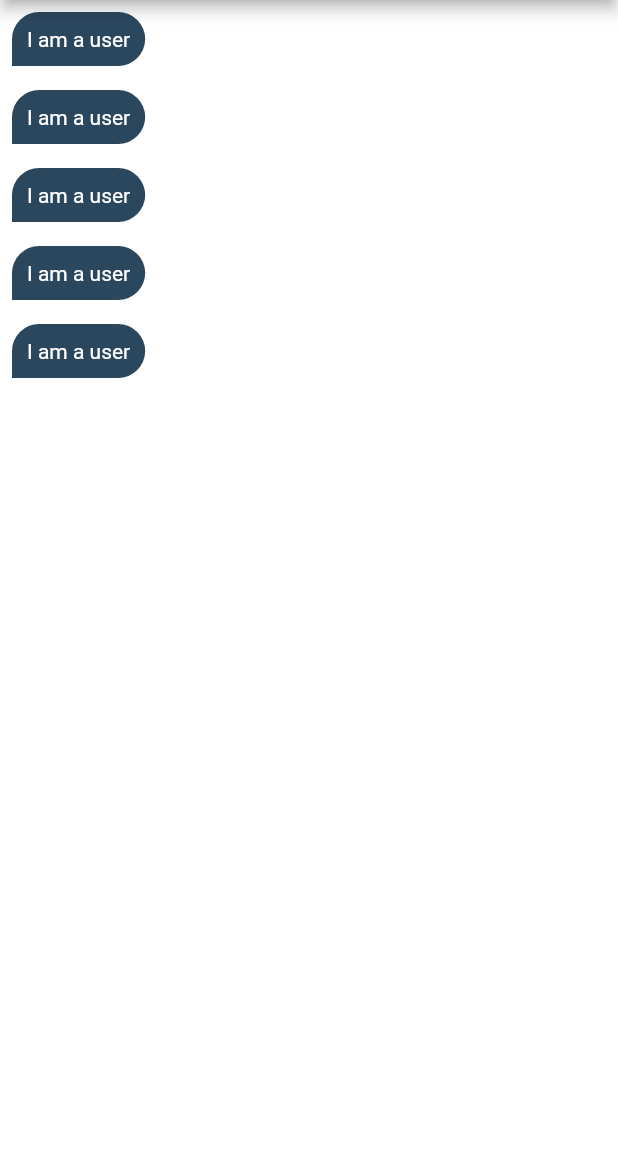
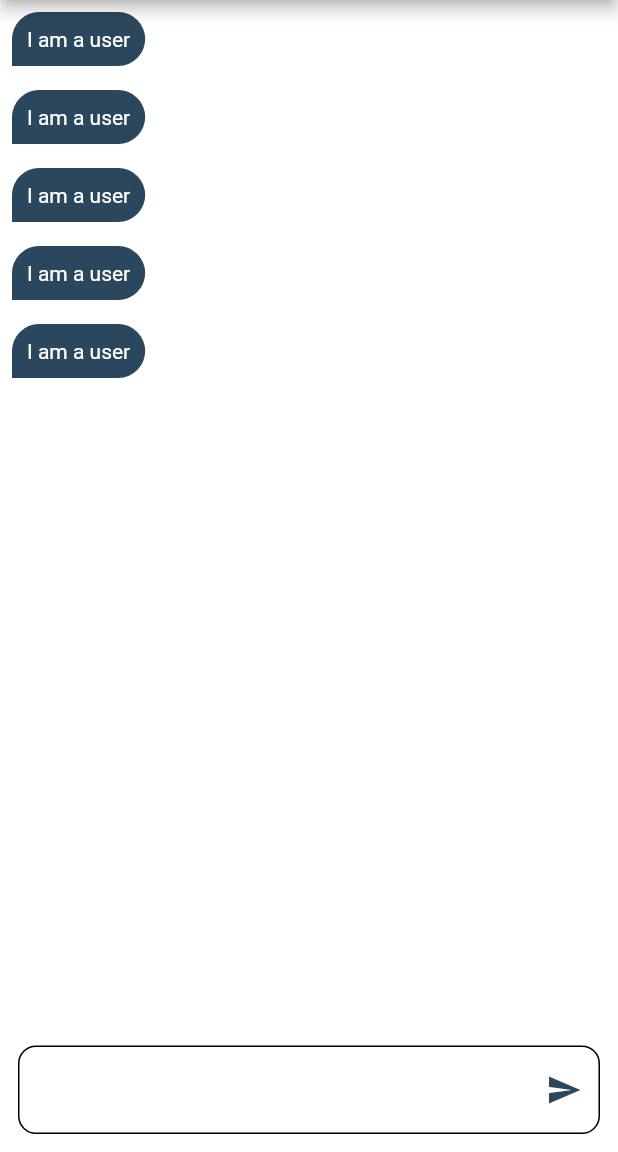
Before and after one commit to AbdullahMahmoudHanafy/Chatclub, a Flutter app: the chatPage screen opened by its route, on a phone screen of 412 x 824 dp, the part 84-1236 px from its top. Run offline on Flutter 3.47's test engine with Material 2 defaults, Android fonts, the phone set to English and light mode, and no system bars; our stand-ins replace firebase_auth, firebase_core, modal_progress_hud_nsn; accounts and stored records are empty.

Commit message:
small modification

```diff
--- a/chat_app/lib/pages/chatPage.dart
+++ b/chat_app/lib/pages/chatPage.dart
@@ -25,11 +25,34 @@ class chatPage extends StatelessWidget {
         automaticallyImplyLeading: false,
       ),
       backgroundColor: Colors.white,
-      body: ListView.builder(
-          itemCount: 5,
-          itemBuilder: (BuildContext context, int index) {
-            return customChatBubble();
-          }),
+      body: Column(
+        children: [
+          Expanded(
+            child: ListView.builder(
+                itemCount: 5,
+                itemBuilder: (BuildContext context, int index) {
+                  return customChatBubble();
+                }),
+          ),
+          Padding(
+            padding: const EdgeInsets.all(12.0),
+            child: TextField(
+              decoration: InputDecoration(
+                suffixIcon: Icon(
+                  Icons.send,
+                  color: kPrimaryColor,
+                ),
+                enabledBorder: OutlineInputBorder(
+                  borderRadius: BorderRadius.circular(12),
+                ),
+                focusedBorder: OutlineInputBorder(
+                  borderRadius: BorderRadius.circular(12),
+                ),
+              ),
+            ),
+          ),
+        ],
+      ),
     );
   }
 }
```
